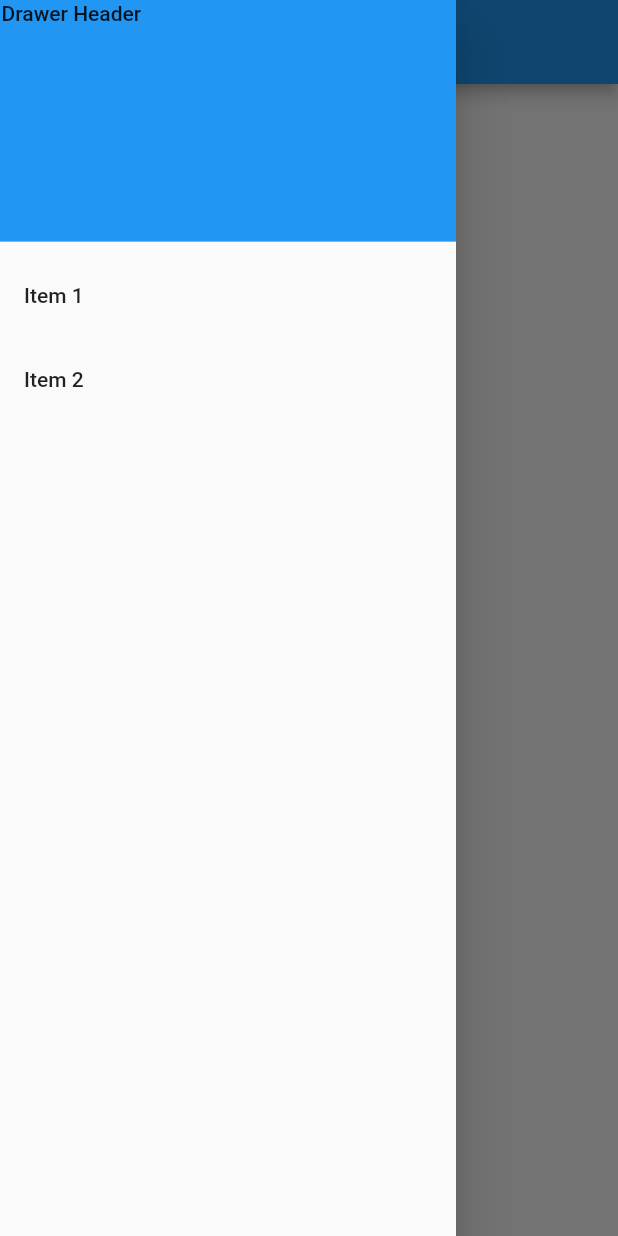
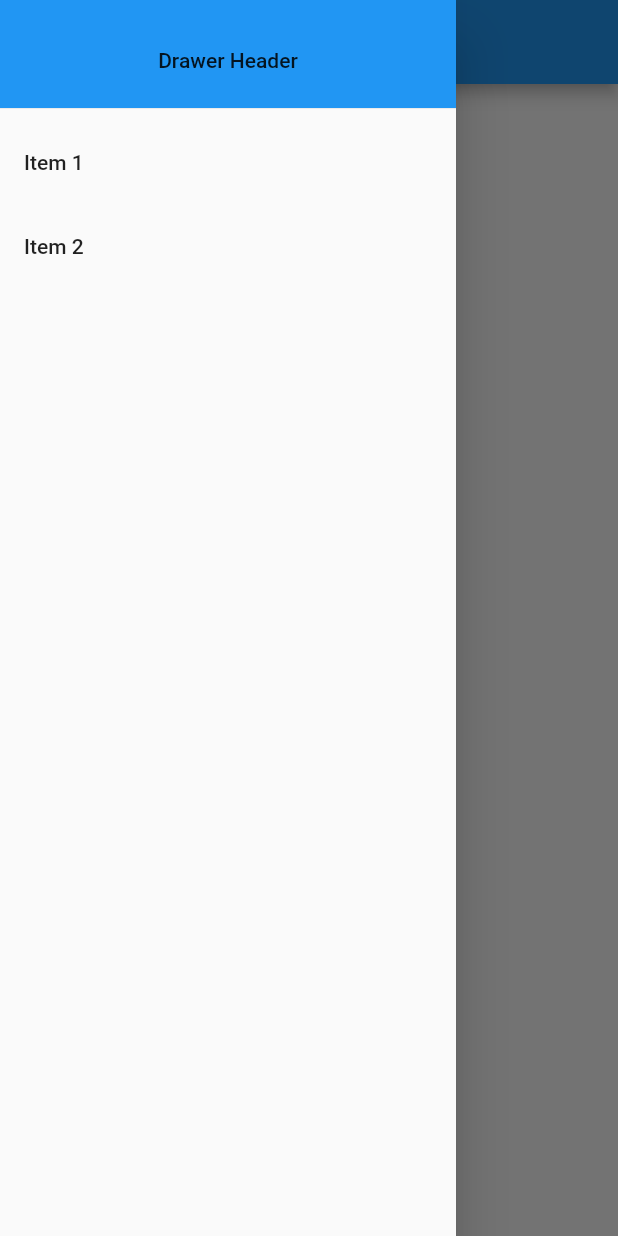
Before and after one commit to michsu0927/flutter-flutterapp, a Flutter app: the screen it shows after launch, with the side drawer open, on a phone screen of 412 x 824 dp. Run offline on Flutter 3.47's test engine with Material 2 defaults, Android fonts, the phone set to English and light mode, and no system bars.

Commit message:
change drawer header

```diff
--- a/flutter_app/lib/main.dart
+++ b/flutter_app/lib/main.dart
@@ -1,3 +1,4 @@
+import 'package:flutter/cupertino.dart';
 import 'package:flutter/material.dart';
 
 void main() {
@@ -64,12 +65,19 @@ class FirstScreen extends StatelessWidget {
           // Important: Remove any padding from the ListView.
           padding: EdgeInsets.zero,
           children: <Widget>[
-            DrawerHeader(
-              child: Text('Drawer Header'),
-              decoration: BoxDecoration(
-                color: Colors.blue,
+            Container(
+              child:SizedBox(
+                height: 80,
+                child:DrawerHeader(
+                  child: Center(
+                    child: Text('Drawer Header'),
+                  ),
+                  decoration: BoxDecoration(
+                    color: Colors.blue,
+                  ),
+                  //padding: EdgeInsets.symmetric(vertical: 10),
+                ),
               ),
-              padding: EdgeInsets.all(1),
             ),
             ListTile(
               title: Text('Item 1'),
```
